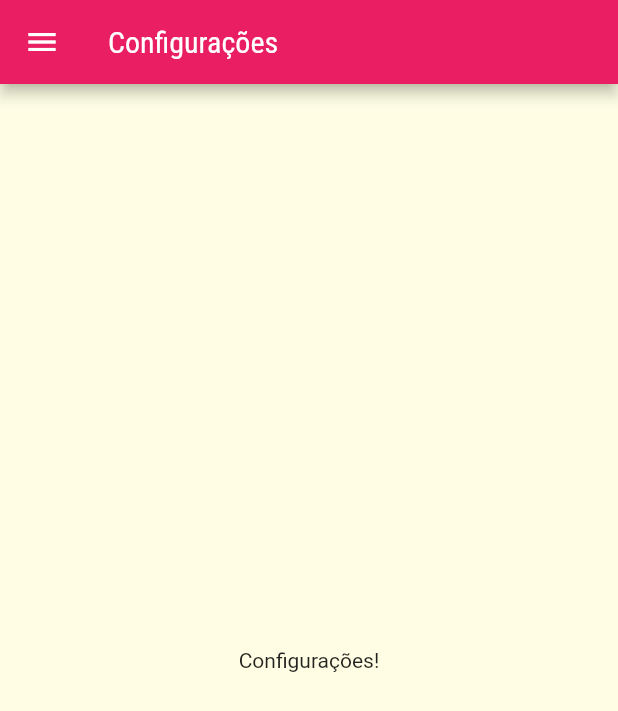
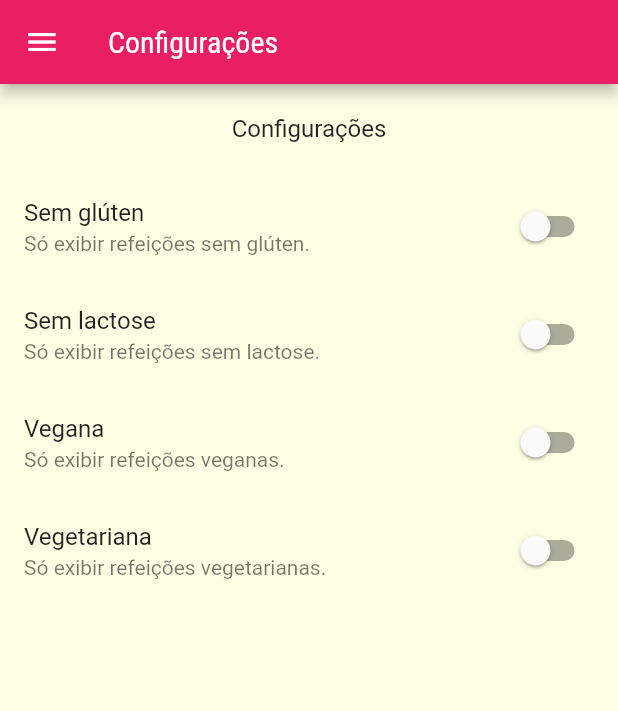
Before and after one commit to LRScudeletti/flutter-meals, a Flutter app: the SettingsScreen screen opened by its route, on a phone screen of 412 x 824 dp. Shown: the top 711 px of the screen. Run offline on Flutter 3.47's test engine with Material 2 defaults, Android fonts, the phone set to English and light mode, and no system bars.

Commit message:
Adicionado tela de configurações

```diff
--- /dev/null
+++ b/lib/models/settings.dart
@@ -0,0 +1,13 @@
+class Settings {
+  bool isGlutenFree;
+  bool isLactoseFree;
+  bool isVegan;
+  bool isVegetarian;
+
+  Settings({
+    this.isGlutenFree = false,
+    this.isLactoseFree = false,
+    this.isVegan = false,
+    this.isVegetarian = false,
+  });
+}
--- a/lib/screens/settings_screen.dart
+++ b/lib/screens/settings_screen.dart
@@ -1,8 +1,29 @@
 import 'package:flutter/material.dart';
-
+import 'package:meals/models/settings.dart';
 import '../components/main_drawer.dart';
 
-class SettingsScreen extends StatelessWidget {
+class SettingsScreen extends StatefulWidget {
+  @override
+  State<SettingsScreen> createState() => _SettingsScreenState();
+}
+
+class _SettingsScreenState extends State<SettingsScreen> {
+  var settings = Settings();
+
+  Widget _createSwicth(
+    String title,
+    String subtitle,
+    bool value,
+    Function(bool?) onChanged,
+  ) {
+    return SwitchListTile.adaptive(
+      title: Text(title),
+      subtitle: Text(subtitle),
+      value: value,
+      onChanged: onChanged,
+    );
+  }
+
   @override
   Widget build(BuildContext context) {
     return Scaffold(
@@ -10,8 +31,45 @@ class SettingsScreen extends StatelessWidget {
         title: Text('Configurações'),
       ),
       drawer: MainDrawer(),
-      body: Center(
-        child: Text('Configurações!'),
+      body: Column(
+        children: [
+          Container(
+            padding: EdgeInsets.all(20),
+            child: Text(
+              'Configurações',
+              style: Theme.of(context).textTheme.subtitle1,
+            ),
+          ),
+          Expanded(
+              child: ListView(
+            children: [
+              _createSwicth(
+                'Sem glúten',
+                'Só exibir refeições sem glúten.',
+                settings.isGlutenFree,
+                (value) => setState(() => settings.isGlutenFree = value!),
+              ),
+              _createSwicth(
+                'Sem lactose',
+                'Só exibir refeições sem lactose.',
+                settings.isLactoseFree,
+                (value) => setState(() => settings.isLactoseFree = value!),
+              ),
+              _createSwicth(
+                'Vegana',
+                'Só exibir refeições veganas.',
+                settings.isVegan,
+                (value) => setState(() => settings.isLactoseFree = value!),
+              ),
+              _createSwicth(
+                'Vegetariana',
+                'Só exibir refeições vegetarianas.',
+                settings.isVegetarian,
+                (value) => setState(() => settings.isVegetarian = value!),
+              ),
+            ],
+          ))
+        ],
       ),
     );
   }
```
